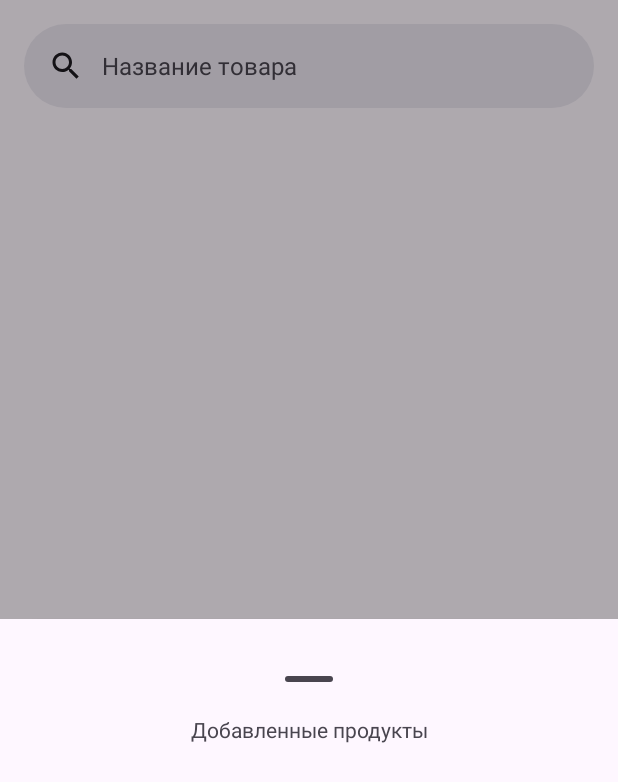
After one commit to gleb7499/My-dishes, an Android app: the fragment ViewAddedFragment placed in its activity, on a phone screen of 412 x 824 dp. The commit adds this screen. Shown: the top 782 px of the screen. Run offline under Robolectric (Android 15) with nearby library versions, the phone set to English and light mode, and no system bars; pictures from the network do not load.

Commit message:
Добавлен просмотр выбранных продуктов и рефакторинг выбора продуктов (еще есть ошибка)
Создан SelectedProductsManager для управления выбранными продуктами и оповещения слушателей. Добавлены ProductSelectedAdapter и ViewAddedFragment для отображения выбранных продуктов в нижнем окне (BottomSheet).
RecyclerViewDishesAdapter переименован в ProductFindListAdapter, обновлены соответствующие макеты и ссылки.
Удалён DishProductsBuilder, AddActivity и MainActivity обновлены для работы с новыми адаптерами и ID.
Добавлены новые макеты для отображения выбранных продуктов и обновлены строковые ресурсы.

```diff
--- a/src/main/java/com/mydishes/mydishes/AddActivity.java
+++ b/src/main/java/com/mydishes/mydishes/AddActivity.java
@@ -4,7 +4,6 @@ import static com.mydishes.mydishes.utils.ViewUtils.applyInsets;
 
 import android.os.Bundle;
 import android.os.Handler;
-import android.util.Log;
 import android.view.View;
 import android.widget.ProgressBar;
 import android.widget.TextView;
@@ -18,8 +17,8 @@ import com.google.android.material.floatingactionbutton.FloatingActionButton;
 import com.google.android.material.search.SearchBar;
 import com.google.android.material.search.SearchView;
 import com.google.android.material.snackbar.Snackbar;
-import com.mydishes.mydishes.Adapters.RecyclerViewDishesAdapter;
-import com.mydishes.mydishes.Models.DishProductsBuilder;
+import com.mydishes.mydishes.Adapters.ProductFindListAdapter;
+import com.mydishes.mydishes.Adapters.ProductSelectedAdapter;
 import com.mydishes.mydishes.Models.Product;
 import com.mydishes.mydishes.Parser.EdostavkaParser;
 import com.mydishes.mydishes.Parser.Parser;
@@ -41,12 +40,13 @@ public class AddActivity extends AppCompatActivity {
 
     private final Handler handler = new Handler();
     private Runnable searchRunnable;
-    private RecyclerView recyclerView;
     private ProgressBar progressBar;
     private TextView textViewNothing;
-    private RecyclerViewDishesAdapter adapter;
+    private RecyclerView addProductsRecycler;
+    private ProductFindListAdapter productFindListAdapter;
+    private RecyclerView selectedProductsRecycler;
+    private ProductSelectedAdapter productSelectedAdapter;
     private final Parser parser = new EdostavkaParser();
-    private final List<Product> products = new ArrayList<>();
 
     @Override
     protected void onCreate(Bundle savedInstanceState) {
@@ -59,12 +59,12 @@ public class AddActivity extends AppCompatActivity {
 
         progressBar = findViewById(R.id.progressBar);
         textViewNothing = findViewById(R.id.textViewNothing);
-        recyclerView = findViewById(R.id.recyclerView);
+        addProductsRecycler = findViewById(R.id.add_products_recycler);
 
-        recyclerView.setLayoutManager(new LinearLayoutManager(this, LinearLayoutManager.VERTICAL, false));
+        addProductsRecycler.setLayoutManager(new LinearLayoutManager(this, LinearLayoutManager.VERTICAL, false));
 
-        adapter = new RecyclerViewDishesAdapter(this, products);
-        recyclerView.setAdapter(adapter);
+        productFindListAdapter = new ProductFindListAdapter(this, new ArrayList<>());
+        addProductsRecycler.setAdapter(productFindListAdapter);
 
         SearchBar searchBar = findViewById(R.id.searchBar);
         SearchView searchView = findViewById(R.id.searchView);
@@ -79,7 +79,7 @@ public class AddActivity extends AppCompatActivity {
             if (query.length() > 1) {
                 progressBar.setVisibility(View.VISIBLE);
                 textViewNothing.setVisibility(View.INVISIBLE);
-                recyclerView.setVisibility(View.INVISIBLE);
+                addProductsRecycler.setVisibility(View.INVISIBLE);
             }
 
             if (searchRunnable != null) {
@@ -95,14 +95,14 @@ public class AddActivity extends AppCompatActivity {
             handler.postDelayed(searchRunnable, 500); // задержка после последнего ввода
         });
 
+
         FloatingActionButton productListButton = findViewById(R.id.productListButton);
 
         applyInsets(productListButton, false, true, false, true);
 
         productListButton.setOnClickListener(v -> {
-            for (int i = 0; i < DishProductsBuilder.size(); ++i) {
-                Log.d("DishProductsBuilder", DishProductsBuilder.get(i).toString());
-            }
+            ViewAddedFragment bottomSheet = new ViewAddedFragment();
+            bottomSheet.show(getSupportFragmentManager(), bottomSheet.getTag());
         });
     }
 
@@ -115,8 +115,8 @@ public class AddActivity extends AppCompatActivity {
                 if (products.isEmpty()) {
                     textViewNothing.setVisibility(View.VISIBLE);
                 } else {
-                    adapter.submitList(products);
-                    recyclerView.setVisibility(View.VISIBLE);
+                    productFindListAdapter.submitList(products);
+                    addProductsRecycler.setVisibility(View.VISIBLE);
                 }
             }
 
--- a/src/main/java/com/mydishes/mydishes/MainActivity.java
+++ b/src/main/java/com/mydishes/mydishes/MainActivity.java
@@ -20,7 +20,7 @@ public class MainActivity extends AppCompatActivity {
         setContentView(R.layout.activity_main);
 
         LinearLayout linearLayout = findViewById(R.id.linear_layout);
-        RecyclerView recyclerView = findViewById(R.id.recyclerView);
+        RecyclerView recyclerView = findViewById(R.id.add_products_recycler);
         ImageButton imageButton = findViewById(R.id.addButton);
 
         ViewUtils.applyInsets(linearLayout, true, false, false, false);
--- /dev/null
+++ b/src/main/java/com/mydishes/mydishes/ViewAddedFragment.java
@@ -0,0 +1,52 @@
+package com.mydishes.mydishes;
+
+import android.os.Bundle;
+import android.view.LayoutInflater;
+import android.view.View;
+import android.view.ViewGroup;
+
+import androidx.annotation.NonNull;
+import androidx.annotation.Nullable;
+
+import com.google.android.material.bottomsheet.BottomSheetDialogFragment;
+import com.mydishes.mydishes.Adapters.ProductSelectedAdapter;
+import com.mydishes.mydishes.Models.SelectedProductsManager;
+import com.mydishes.mydishes.databinding.FragmentViewAddedBinding;
+
+import java.util.ArrayList;
+
+public class ViewAddedFragment extends BottomSheetDialogFragment {
+
+    private FragmentViewAddedBinding binding;
+    private ProductSelectedAdapter adapter;
+
+    public ViewAddedFragment() {
+        // пустой конструктор обязательно
+    }
+
+    @Override
+    public void onResume() {
+        super.onResume();
+
+    }
+
+    @Nullable
+    @Override
+    public View onCreateView(@NonNull LayoutInflater inflater, @Nullable ViewGroup container,
+                             @Nullable Bundle savedInstanceState) {
+        binding = FragmentViewAddedBinding.inflate(inflater, container, false);
+        adapter = new ProductSelectedAdapter(requireContext(), SelectedProductsManager.getAll());
+
+        binding.selectedProductsRecycler.setAdapter(adapter);
+        SelectedProductsManager.registerListener(adapter::submitList);
+
+        return binding.getRoot();
+    }
+
+    @Override
+    public void onDestroyView() {
+        super.onDestroyView();
+        SelectedProductsManager.unregisterListener(adapter::submitList);
+        binding = null;
+    }
+}
--- a/src/main/res/layout/activity_add.xml
+++ b/src/main/res/layout/activity_add.xml
@@ -19,7 +19,7 @@
         app:layout_constraintTop_toTopOf="parent">
 
         <androidx.recyclerview.widget.RecyclerView
-            android:id="@+id/recyclerView"
+            android:id="@+id/add_products_recycler"
             android:layout_width="match_parent"
             android:layout_height="match_parent"
             android:backgroundTint="@android:color/transparent"
@@ -32,7 +32,7 @@
             android:layout_gravity="bottom|end"
             android:layout_margin="16dp"
             android:contentDescription="@string/fab_content_desc"
-            app:srcCompat="@drawable/baseline_add_task_24"/>
+            app:srcCompat="@drawable/baseline_add_task_24" />
 
         <ProgressBar
             android:id="@+id/progressBar"
--- a/src/main/res/layout/activity_main.xml
+++ b/src/main/res/layout/activity_main.xml
@@ -13,7 +13,7 @@
         android:layout_width="match_parent"
         android:layout_height="wrap_content"
         android:layout_marginTop="15dp"
-        app:layout_constraintBottom_toTopOf="@+id/recyclerView"
+        app:layout_constraintBottom_toTopOf="@+id/add_products_recycler"
         app:layout_constraintEnd_toEndOf="parent"
         app:layout_constraintStart_toStartOf="parent"
         app:layout_constraintTop_toTopOf="parent">
@@ -42,7 +42,7 @@
     </LinearLayout>
 
     <androidx.recyclerview.widget.RecyclerView
-        android:id="@+id/recyclerView"
+        android:id="@+id/add_products_recycler"
         android:layout_width="match_parent"
         android:layout_height="0dp"
         app:layout_constraintBottom_toBottomOf="parent"
--- /dev/null
+++ b/src/main/res/layout/fragment_view_added.xml
@@ -0,0 +1,32 @@
+<?xml version="1.0" encoding="utf-8"?>
+<LinearLayout xmlns:android="http://schemas.android.com/apk/res/android"
+    android:layout_width="match_parent"
+    android:layout_height="wrap_content"
+    android:orientation="vertical"
+    android:padding="16dp"
+    android:background="?attr/colorSurface">
+
+    <!-- Drag Handle -->
+    <com.google.android.material.bottomsheet.BottomSheetDragHandleView
+        android:id="@+id/drag_handle"
+        android:layout_width="match_parent"
+        android:layout_height="wrap_content"
+        android:paddingVertical="8dp" />
+
+    <!-- Title -->
+    <TextView
+        android:id="@+id/selected_products_title"
+        android:layout_width="match_parent"
+        android:layout_height="wrap_content"
+        android:text="@string/addedProducts"
+        android:gravity="center"
+        android:paddingBottom="12dp" />
+
+    <!-- RecyclerView -->
+    <androidx.recyclerview.widget.RecyclerView
+        android:id="@+id/selected_products_recycler"
+        android:layout_width="match_parent"
+        android:layout_height="300dp"
+        android:clipToPadding="false"
+        android:overScrollMode="ifContentScrolls" />
+</LinearLayout>
--- a/src/main/res/layout/recycler_view_dishes.xml
+++ b/src/main/res/layout/recycler_view_find_products.xml
@@ -33,7 +33,7 @@
     </androidx.cardview.widget.CardView>
 
     <TextView
-        android:id="@+id/textView"
+        android:id="@+id/textViewName"
         android:layout_width="0dp"
         android:layout_height="wrap_content"
         android:ellipsize="end"
--- a/src/main/res/values/strings.xml
+++ b/src/main/res/values/strings.xml
@@ -1,6 +1,6 @@
 <resources>
     <string name="app_name">My dishes</string>
-    <string name="fab_content_desc">Добавление нового продукта</string>
+    <string name="fab_content_desc">Список добавленнх продуктов</string>
     <string name="add_new_dishes">Add new dishes</string>
     <string name="my_dishes">Мои блюда</string>
     <!-- Strings used for fragments for navigation -->
@@ -54,4 +54,8 @@
     <string name="ok">Oк</string>
     <string name="error_value">Неверное значение</string>
     <string name="cancel">Назад</string>
+    <string name="drag_handle_desc">Перетащите ручку для изменения положения нижней панели</string>
+    <string name="addedProducts">Добавленные продукты</string>
+    <!-- TODO: Remove or change this placeholder text -->
+    <string name="hello_blank_fragment">Hello blank fragment</string>
 </resources>
--- a/src/main/res/values/themes.xml
+++ b/src/main/res/values/themes.xml
@@ -13,5 +13,4 @@
     <style name="CustomProgressBar" parent="Widget.AppCompat.ProgressBar">
         <item name="android:indeterminateTint">?attr/colorOnBackground</item>
     </style>
-
 </resources>
```
Also changed, not shown: src/main/java/com/mydishes/mydishes/Adapters/ProductFindListAdapter.java (renamed from src/main/java/com/mydishes/mydishes/Adapters/RecyclerViewDishesAdapter.java, +11 -11 lines), src/main/java/com/mydishes/mydishes/Adapters/ProductSelectedAdapter.java (added, +77 -0 lines), src/main/java/com/mydishes/mydishes/Models/DishProductsBuilder.java (deleted, +0 -20 lines), src/main/java/com/mydishes/mydishes/Models/SelectedProductsManager.java (added, +48 -0 lines), src/main/res/layout/recycler_view_selected_products.xml (added, +79 -0 lines).
